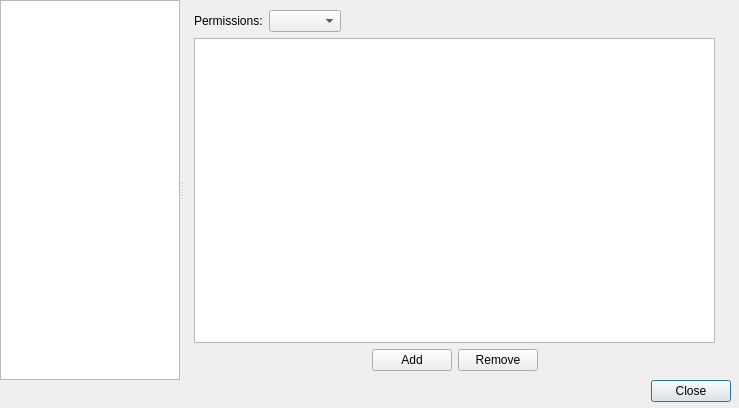
The window that ui/channel_settings.ui (gitter-badger/simplechatclient) describes before a commit, drawn with Qt 5.
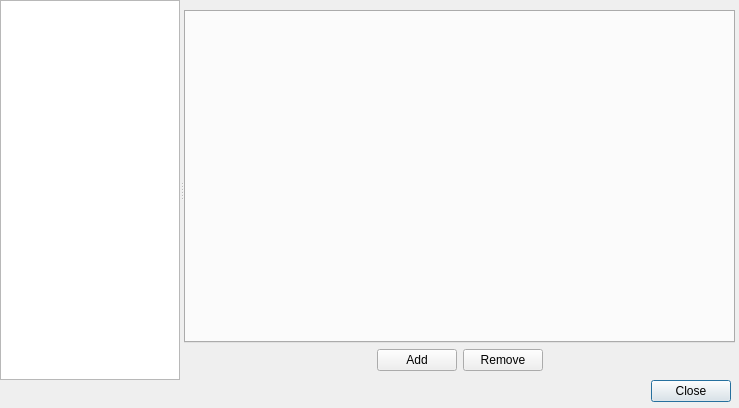
The same window after the commit. The open tabs and pages were chosen to show the change. Icons and pictures are not drawn. Custom widgets are drawn as their Qt base class.

Patch:
```diff
--- a/ui/channel_settings.ui
+++ b/ui/channel_settings.ui
@@ -924,116 +924,19 @@
        </rect>
       </property>
       <layout class="QVBoxLayout" name="verticalLayout">
-       <item>
-        <layout class="QHBoxLayout" name="horizontalLayout_23">
-         <item>
-          <spacer name="horizontalSpacer_14">
-           <property name="orientation">
-            <enum>Qt::Horizontal</enum>
-           </property>
-           <property name="sizeType">
-            <enum>QSizePolicy::Maximum</enum>
-           </property>
-           <property name="sizeHint" stdset="0">
-            <size>
-             <width>10</width>
-             <height>20</height>
-            </size>
-           </property>
-          </spacer>
-         </item>
-         <item>
-          <widget class="QLabel" name="label_permissions">
-           <property name="text">
-            <string>Permissions:</string>
-           </property>
-          </widget>
-         </item>
-         <item>
-          <widget class="QComboBox" name="comboBox_permissions_list"/>
-         </item>
-         <item>
-          <spacer name="horizontalSpacer_11">
-           <property name="orientation">
-            <enum>Qt::Horizontal</enum>
-           </property>
-           <property name="sizeHint" stdset="0">
-            <size>
-             <width>40</width>
-             <height>20</height>
-            </size>
-           </property>
-          </spacer>
-         </item>
-        </layout>
-       </item>
        <item>
         <layout class="QHBoxLayout" name="horizontalLayout_11">
          <item>
-          <spacer name="horizontalSpacer_12">
-           <property name="orientation">
-            <enum>Qt::Horizontal</enum>
-           </property>
-           <property name="sizeType">
-            <enum>QSizePolicy::Maximum</enum>
-           </property>
-           <property name="sizeHint" stdset="0">
-            <size>
-             <width>10</width>
-             <height>20</height>
-            </size>
-           </property>
-          </spacer>
-         </item>
-         <item>
-          <widget class="QListWidget" name="listWidget_permission">
-           <property name="editTriggers">
-            <set>QAbstractItemView::NoEditTriggers</set>
-           </property>
-           <property name="selectionMode">
-            <enum>QAbstractItemView::ExtendedSelection</enum>
-           </property>
-           <property name="sortingEnabled">
-            <bool>true</bool>
+          <widget class="QTabWidget" name="tabWidget_permissions">
+           <property name="currentIndex">
+            <number>-1</number>
            </property>
           </widget>
          </item>
-         <item>
-          <spacer name="horizontalSpacer_13">
-           <property name="orientation">
-            <enum>Qt::Horizontal</enum>
-           </property>
-           <property name="sizeType">
-            <enum>QSizePolicy::Maximum</enum>
-           </property>
-           <property name="sizeHint" stdset="0">
-            <size>
-             <width>20</width>
-             <height>20</height>
-            </size>
-           </property>
-          </spacer>
-         </item>
         </layout>
        </item>
        <item>
         <layout class="QHBoxLayout" name="horizontalLayout_10">
-         <item>
-          <spacer name="horizontalSpacer_15">
-           <property name="orientation">
-            <enum>Qt::Horizontal</enum>
-           </property>
-           <property name="sizeType">
-            <enum>QSizePolicy::Maximum</enum>
-           </property>
-           <property name="sizeHint" stdset="0">
-            <size>
-             <width>10</width>
-             <height>20</height>
-            </size>
-           </property>
-          </spacer>
-         </item>
          <item>
           <spacer name="horizontalSpacer_7">
            <property name="orientation">
@@ -1074,22 +977,6 @@
            </property>
           </spacer>
          </item>
-         <item>
-          <spacer name="horizontalSpacer_16">
-           <property name="orientation">
-            <enum>Qt::Horizontal</enum>
-           </property>
-           <property name="sizeType">
-            <enum>QSizePolicy::Maximum</enum>
-           </property>
-           <property name="sizeHint" stdset="0">
-            <size>
-             <width>20</width>
-             <height>20</height>
-            </size>
-           </property>
-          </spacer>
-         </item>
         </layout>
        </item>
       </layout>
```
